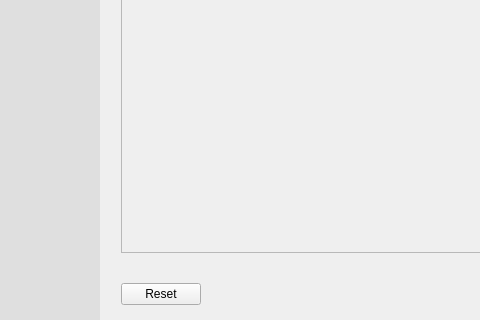
Before: the Qt Designer form src/gui/pref-window.ui in AllanChain/sane-break, drawn with Qt 5; both pictures show x 0 to 480 and y 131 to 451 of the 679 by 451 pixel window.
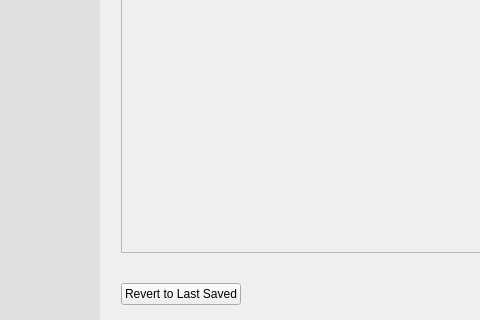
After: the same form once the commit is applied. The open tabs and pages were chosen to show the change. Icons and pictures are not drawn. Custom widgets are drawn as their Qt base class.

The edit to the form file:
```diff
--- a/src/gui/pref-window.ui
+++ b/src/gui/pref-window.ui
@@ -1015,7 +1015,7 @@
         <item>
          <widget class="QPushButton" name="resetButton">
           <property name="text">
-           <string>Reset</string>
+           <string>Revert to Last Saved</string>
           </property>
          </widget>
         </item>
```
Left out of the diff: 12 changed lines with no effect on the pictures.
